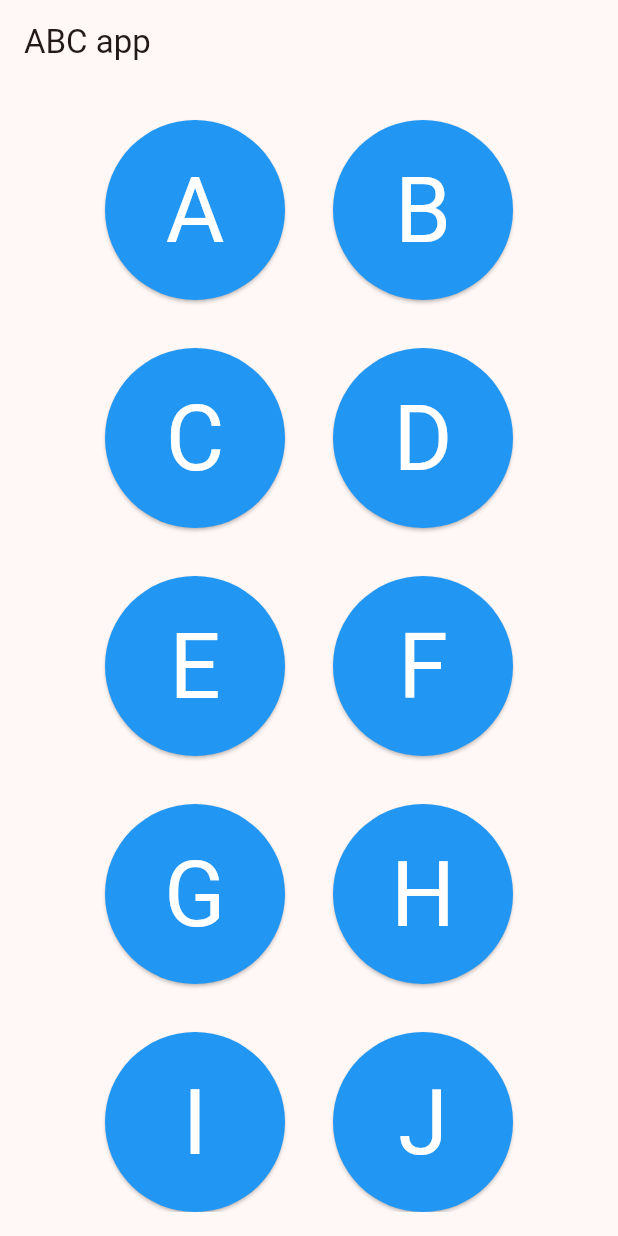
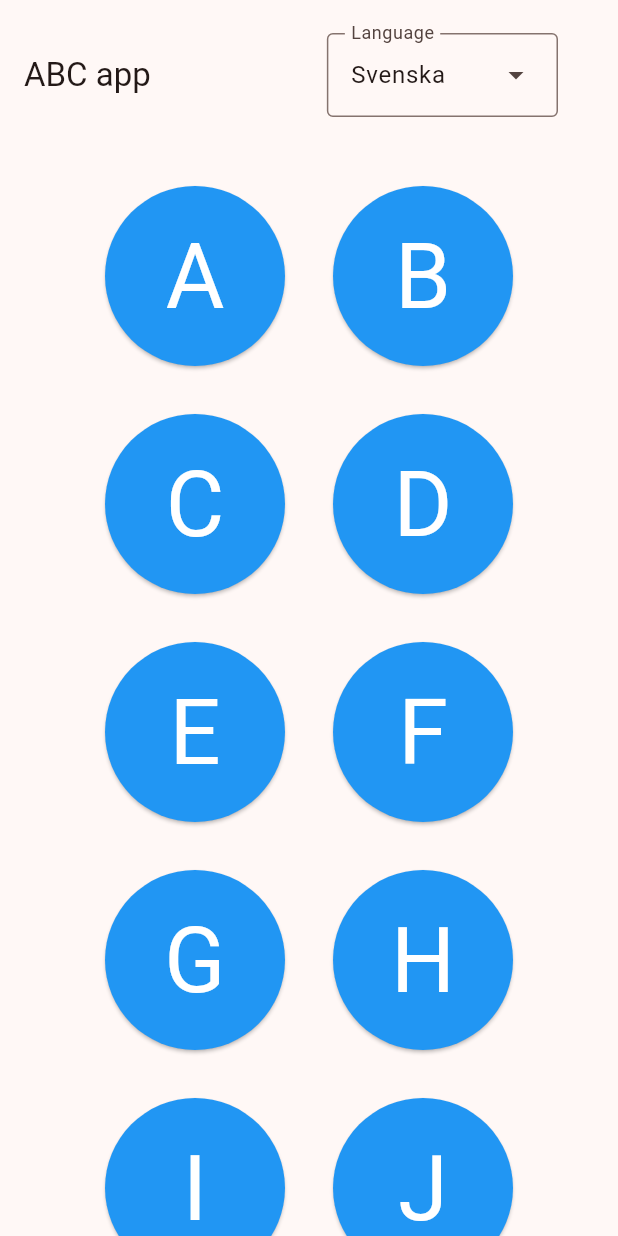
Before and after one commit to bl4ckswordsman/abc_app, a Flutter app: the screen it shows after launch, on a phone screen of 412 x 824 dp. Run offline on Flutter 3.47's test engine with Material 2 defaults, Android fonts, the light colour scheme and no system bars.

Commit message:
added non funct. lang. selector. fixed appbar width and removed spacing of scroll view

```diff
--- a/lib/main.dart
+++ b/lib/main.dart
@@ -1,10 +1,59 @@
 import 'package:flutter/material.dart';
-import 'package:provider/provider.dart';
-
 
 void main() {
   runApp(const ABCapp());
 }
+
+enum Language {
+  swedish,
+  english,
+}
+
+class LanguageDropdown extends StatefulWidget {
+  const LanguageDropdown({super.key});
+
+  @override
+  State<LanguageDropdown> createState() => _LanguageDropdownState();
+}
+
+class _LanguageDropdownState extends State<LanguageDropdown> {
+  Language _language = Language.swedish;
+
+  @override
+  Widget build(BuildContext context) {
+    return DropdownMenu<Language>(
+      initialSelection: Language.swedish,
+      label: const Text('Language'),
+      onSelected: (Language? newValue) {
+        setState(() {
+          _language = newValue!;
+        });
+      },
+      dropdownMenuEntries: <DropdownMenuEntry<Language>>[
+        DropdownMenuEntry<Language>(
+          value: Language.swedish,
+          label: 'Svenska',
+        ),
+        DropdownMenuEntry<Language>(
+          value: Language.english,
+          label: 'English',
+        ),
+      ],
+    );
+  }
+}
+
+  String getLanguageLabel(Language language) {
+    switch (language) {
+      case Language.swedish:
+        return 'Svenska';
+      case Language.english:
+        return 'English';
+      default:
+        return '';
+    }
+  }
+
 
 class ABCapp extends StatelessWidget {
   const ABCapp({super.key});
@@ -22,26 +71,27 @@ class ABCapp extends StatelessWidget {
   }
 }
 
-
-class MyAppState extends ChangeNotifier {
-  bool isSwedish = false;
-}
-
 class MyHomePage extends StatelessWidget {
   final List<String> englishAlphabet = List.generate(26, (index) => String.fromCharCode('A'.codeUnitAt(0) + index));
-  List<String> get swedishAlphabet =>
-      List.from(englishAlphabet)..addAll(['Å', 'Ä', 'Ö']); // Add the Swedish letters
 
   @override
   Widget build(BuildContext context) {
     return Scaffold(
       appBar: AppBar(
+        toolbarHeight: 100,
         title: const Text('ABC app'),
+        actions: [
+          Padding(
+            padding: const EdgeInsets.symmetric(horizontal: 40.0),
+            child: LanguageDropdown(),
+          ), // Add the LanguageDropdown widget to the app bar
+        ],
       ),
       body: Center(
         child: Padding(
           padding: const EdgeInsets.all(16.0),
           child: SingleChildScrollView(
+            clipBehavior: Clip.none,
             child: Wrap(
               spacing: 16.0,
               runSpacing: 16.0,
@@ -60,8 +110,6 @@ class MyHomePage extends StatelessWidget {
   }
 }
 
-
-
 class AlphabetButton extends StatelessWidget {
   final String letter;
 
@@ -78,9 +126,7 @@ class AlphabetButton extends StatelessWidget {
         },
         child: Text(letter),
         style: ElevatedButton.styleFrom(
-          shape: CircleBorder(),  // Make the button circular
-          primary: Colors.blue,
-          onPrimary: Colors.white,
+          foregroundColor: Colors.white, backgroundColor: Colors.blue, shape: CircleBorder(),
           textStyle: TextStyle(fontSize: 60.0),
         ),
       ),
```
